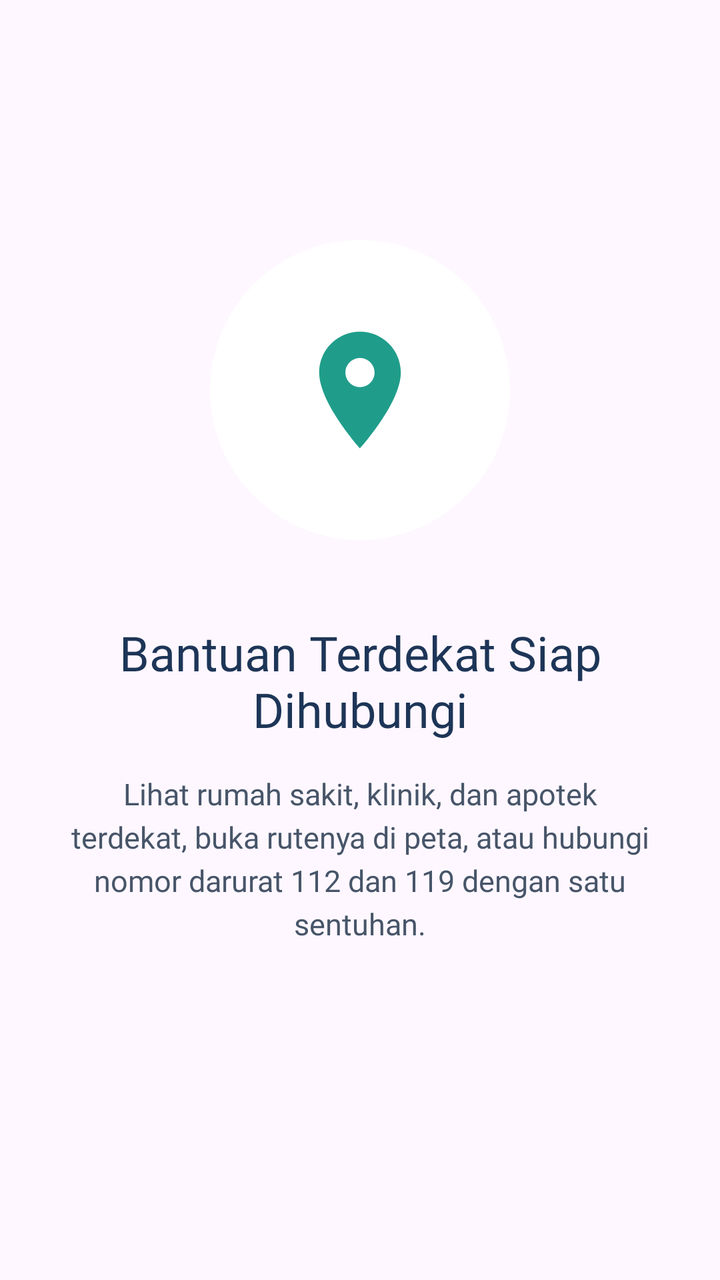
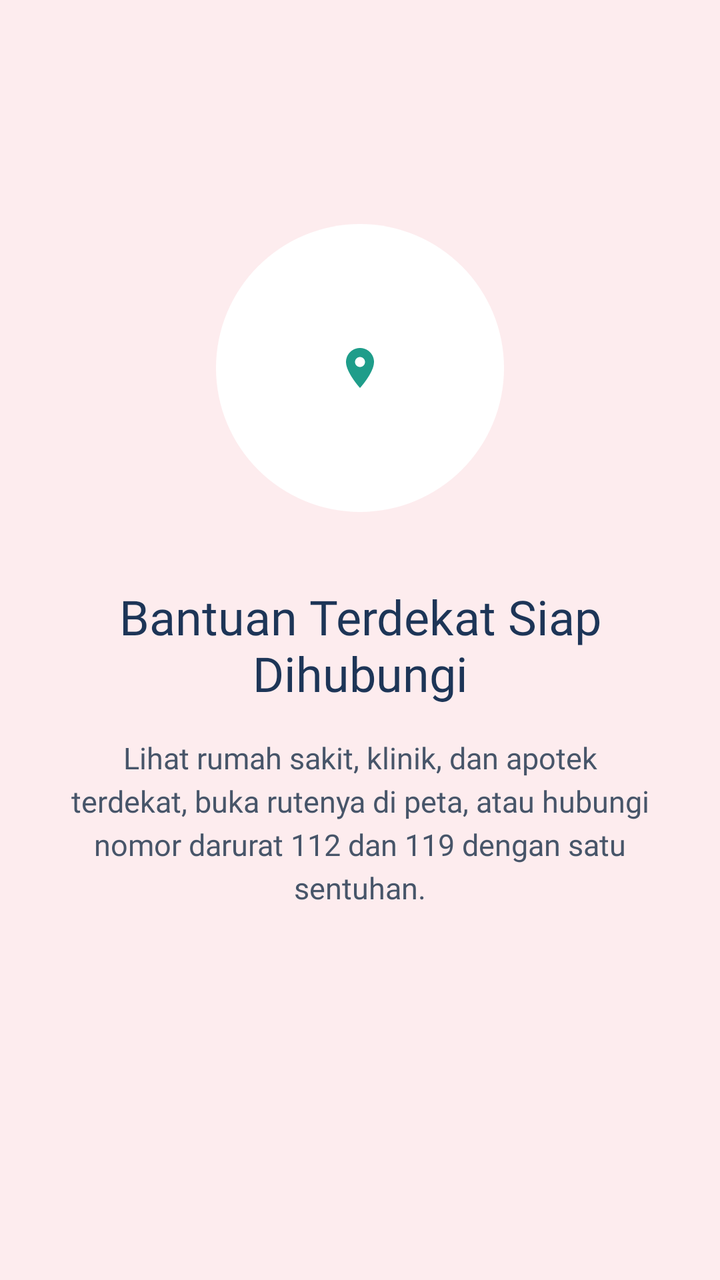

An Android layout rendered at two revisions. The XML below is the earlier revision; the diff shows what the commit changed to produce the second picture.
<!-- AndroidManifest.xml: application theme Theme.MedAlert_Flora -->
<!-- res/layout/fragment_tutorial3.xml -->
<?xml version="1.0" encoding="utf-8"?>
<androidx.constraintlayout.widget.ConstraintLayout xmlns:android="http://schemas.android.com/apk/res/android"
    xmlns:app="http://schemas.android.com/apk/res-auto"
    android:layout_width="match_parent"
    android:layout_height="match_parent"
    android:background="@color/medalert_chip_gray">

    <ImageView
        android:id="@+id/imgLogo"
        android:layout_width="150dp"
        android:layout_height="150dp"
        android:layout_marginTop="120dp"
        android:background="@drawable/bg_circle_white"
        android:contentDescription="Faskes terdekat"
        android:padding="40dp"
        android:src="@drawable/ic_pin"
        app:layout_constraintEnd_toEndOf="parent"
        app:layout_constraintStart_toStartOf="parent"
        app:layout_constraintTop_toTopOf="parent" />

    <TextView
        android:id="@+id/tvTitle"
        android:layout_width="0dp"
        android:layout_height="wrap_content"
        android:layout_marginStart="32dp"
        android:layout_marginTop="40dp"
        android:layout_marginEnd="32dp"
        android:fontFamily="@font/poppins_bold"
        android:gravity="center"
        android:text="Bantuan Terdekat Siap Dihubungi"
        android:textColor="@color/medalert_blue"
        android:textSize="24sp"
        app:layout_constraintEnd_toEndOf="parent"
        app:layout_constraintStart_toStartOf="parent"
        app:layout_constraintTop_toBottomOf="@+id/imgLogo" />

    <TextView
        android:id="@+id/tvDesc"
        android:layout_width="0dp"
        android:layout_height="wrap_content"
        android:layout_marginStart="32dp"
        android:layout_marginTop="16dp"
        android:layout_marginEnd="32dp"
        android:fontFamily="@font/inter_regular"
        android:gravity="center"
        android:lineSpacingExtra="4dp"
        android:text="Lihat rumah sakit, klinik, dan apotek terdekat, buka rutenya di peta, atau hubungi nomor darurat 112 dan 119 dengan satu sentuhan."
        android:textColor="@color/medalert_gray"
        android:textSize="15sp"
        app:layout_constraintEnd_toEndOf="parent"
        app:layout_constraintStart_toStartOf="parent"
        app:layout_constraintTop_toBottomOf="@+id/tvTitle" />
</androidx.constraintlayout.widget.ConstraintLayout>
<!-- resources referenced by this layout -->
<resources>
  <color name="medalert_blue">#1D3557</color>
  <color name="medalert_gray">#475569</color>
  <!-- drawable bg_circle_white (drawable) -->
  <?xml version="1.0" encoding="utf-8"?>
  <shape xmlns:android="http://schemas.android.com/apk/res/android" android:shape="oval">
      <solid android:color="#FFFFFF" />
  </shape>
  <!-- drawable ic_pin (drawable) -->
  <?xml version="1.0" encoding="utf-8"?>
  <vector xmlns:android="http://schemas.android.com/apk/res/android"
      android:width="24dp" android:height="24dp" android:viewportWidth="24" android:viewportHeight="24">
      <path android:fillColor="@color/medalert_teal" android:pathData="M12,2C8.13,2 5,5.13 5,9c0,5.25 7,13 7,13s7,-7.75 7,-13c0,-3.87 -3.13,-7 -7,-7zM12,11.5c-1.38,0 -2.5,-1.12 -2.5,-2.5s1.12,-2.5 2.5,-2.5 2.5,1.12 2.5,2.5 -1.12,2.5 -2.5,2.5z" />
  </vector>
  <style name="Theme.MedAlert_Flora" parent="Base.Theme.MedAlert_Flora" />
  <color name="medalert_teal">#1F9D8A</color>
  <style name="Base.Theme.MedAlert_Flora" parent="Theme.Material3.DayNight.NoActionBar">
          
          
      </style>
</resources>

<!-- the commit's change to res/layout/fragment_tutorial3.xml (unified diff, before → after) -->
@@ -3,16 +3,17 @@
     xmlns:app="http://schemas.android.com/apk/res-auto"
     android:layout_width="match_parent"
     android:layout_height="match_parent"
-    android:background="@color/medalert_chip_gray">
+    android:background="@color/medalert_pink_bg">
 
     <ImageView
         android:id="@+id/imgLogo"
-        android:layout_width="150dp"
-        android:layout_height="150dp"
-        android:layout_marginTop="120dp"
+        android:layout_width="144dp"
+        android:layout_height="144dp"
+        android:layout_marginTop="112dp"
         android:background="@drawable/bg_circle_white"
-        android:contentDescription="Faskes terdekat"
+        android:contentDescription="Fasilitas kesehatan terdekat"
         android:padding="40dp"
+        android:scaleType="centerInside"
         android:src="@drawable/ic_pin"
         app:layout_constraintEnd_toEndOf="parent"
         app:layout_constraintStart_toStartOf="parent"
@@ -23,7 +24,7 @@
         android:layout_width="0dp"
         android:layout_height="wrap_content"
         android:layout_marginStart="32dp"
-        android:layout_marginTop="40dp"
+        android:layout_marginTop="36dp"
         android:layout_marginEnd="32dp"
         android:fontFamily="@font/poppins_bold"
         android:gravity="center"
<!-- resource entries referenced after the edit -->
@@ -2,6 +2,7 @@
 <resources>
   <color name="medalert_blue">#1D3557</color>
   <color name="medalert_gray">#475569</color>
+  <color name="medalert_pink_bg">#FDECEE</color>
   <!-- drawable bg_circle_white (drawable) -->
   <?xml version="1.0" encoding="utf-8"?>
   <shape xmlns:android="http://schemas.android.com/apk/res/android" android:shape="oval">
